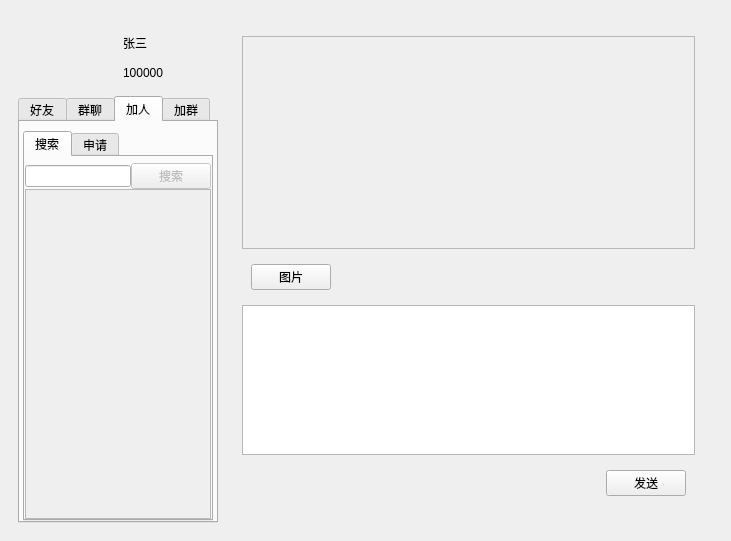
The window that Clinet/yuanLiTalk/mainwindow.ui (StarGazerUmaLuvBai/YuanLiTalk-Clinet) describes before a commit, drawn with Qt 5.
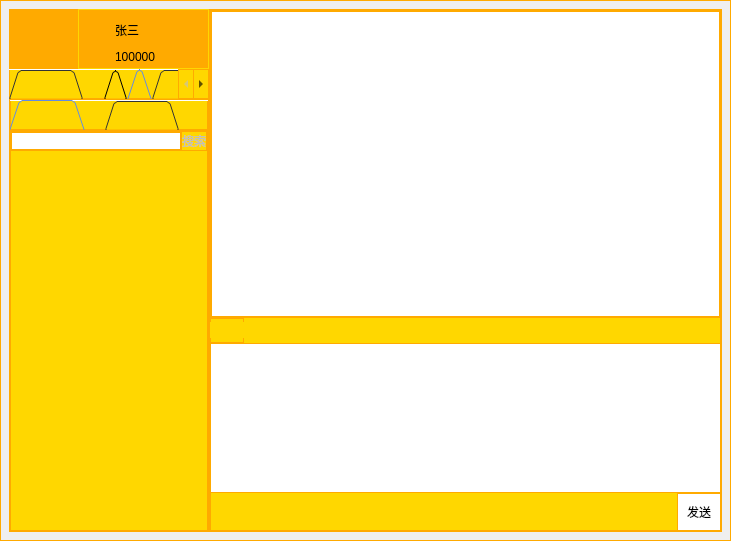
The same window after the commit. The open tabs and pages were chosen to show the change. Icons and pictures are not drawn.

```diff
--- a/Clinet/yuanLiTalk/mainwindow.ui
+++ b/Clinet/yuanLiTalk/mainwindow.ui
@@ -20,6 +20,9 @@
    <string>MainWindow</string>
   </property>
   <widget class="QWidget" name="centralwidget">
+   <property name="styleSheet">
+    <string notr="true">border:1px solid  rgb(255, 170, 0);</string>
+   </property>
    <layout class="QVBoxLayout" name="verticalLayout_3">
     <item>
      <widget class="QWidget" name="widget" native="true">
@@ -35,7 +38,25 @@
         <height>0</height>
        </size>
       </property>
+      <property name="styleSheet">
+       <string notr="true">background-color: rgb(255, 215, 0);</string>
+      </property>
       <layout class="QHBoxLayout" name="horizontalLayout_2">
+       <property name="spacing">
+        <number>0</number>
+       </property>
+       <property name="leftMargin">
+        <number>0</number>
+       </property>
+       <property name="topMargin">
+        <number>0</number>
+       </property>
+       <property name="rightMargin">
+        <number>0</number>
+       </property>
+       <property name="bottomMargin">
+        <number>0</number>
+       </property>
        <item>
         <widget class="QWidget" name="widget_2" native="true">
          <property name="maximumSize">
@@ -68,7 +89,24 @@
               <verstretch>0</verstretch>
              </sizepolicy>
             </property>
+            <property name="styleSheet">
+             <string notr="true">
+border-color: rgb(255, 170, 0);
+background-color: rgb(255, 170, 0);</string>
+            </property>
             <layout class="QHBoxLayout" name="horizontalLayout">
+             <property name="spacing">
+              <number>0</number>
+             </property>
+             <property name="topMargin">
+              <number>0</number>
+             </property>
+             <property name="rightMargin">
+              <number>0</number>
+             </property>
+             <property name="bottomMargin">
+              <number>0</number>
+             </property>
              <item>
               <widget class="QPushButton" name="profile">
                <property name="sizePolicy">
@@ -89,6 +127,11 @@
                  <height>60</height>
                 </size>
                </property>
+               <property name="styleSheet">
+                <string notr="true">border:1px solid  rgb(255, 170, 0);
+border-color: rgb(255, 170, 0);
+background-color: rgb(255, 170, 0);</string>
+               </property>
                <property name="text">
                 <string/>
                </property>
@@ -105,15 +148,28 @@
              </item>
              <item>
               <widget class="QWidget" name="widget_4" native="true">
+               <property name="styleSheet">
+                <string notr="true">border:1px solid  rgb(255, 215, 0);</string>
+               </property>
                <widget class="QLabel" name="label_uid">
                 <property name="geometry">
                  <rect>
                   <x>30</x>
                   <y>40</y>
-                  <width>54</width>
-                  <height>12</height>
+                  <width>61</width>
+                  <height>16</height>
                  </rect>
                 </property>
+                <property name="styleSheet">
+                 <string notr="true">background-color: qlineargradient(spread:pad, x1:0.52, y1:1, x2:0.54, y2:0, 
+stop:0.0112994 rgba(208, 201, 252, 255), 
+color: rgb(208, 201, 255);
+stop:1 rgba(255, 255, 255, 255));
+ 
+border:0px groove gray;border-radius:
+7px;padding:2px 4px;
+</string>
+                </property>
                 <property name="text">
                  <string>100000</string>
                 </property>
@@ -123,10 +179,20 @@
                  <rect>
                   <x>30</x>
                   <y>10</y>
-                  <width>54</width>
-                  <height>12</height>
+                  <width>71</width>
+                  <height>21</height>
                  </rect>
                 </property>
+                <property name="styleSheet">
+                 <string notr="true">background-color: qlineargradient(spread:pad, x1:0.52, y1:1, x2:0.54, y2:0, 
+stop:0.0112994 rgba(208, 201, 252, 255), 
+color: rgb(208, 201, 255);
+stop:1 rgba(255, 255, 255, 255));
+ 
+border:0px groove gray;border-radius:
+7px;padding:2px 4px;
+</string>
+                </property>
                 <property name="text">
                  <string>张三</string>
                 </property>
@@ -150,12 +216,81 @@
               <height>0</height>
              </size>
             </property>
+            <property name="styleSheet">
+             <string notr="true">#tabWidget{
+background-color: rgb(255, 215, 0);}QTabWidget::pane /* The tab widget frame */  
+{
+	border:none;
+ 
+}
+ 
+QTabBar::tab:first		/*第一个页面上面的标签tab*/
+{
+	color:#333333;
+	background:rgb(255, 248, 169);
+	
+	font-family:&quot;微软雅黑&quot;;
+	font-size:10px;
+
+	width:75px;
+	height:30px;
+	margin-left:0px;
+	margin-right:20px;
+}
+ 
+QTabBar::tab:last		/*最后一个页面上面的标签tab*/
+{
+	color:#333333;
+	background:transparent;
+	
+	font-family:&quot;微软雅黑&quot;;
+	font-size:10px;
+
+	width:75px;
+	height:30px;
+	margin-left:0px;
+	margin-right:20px;
+}
+ 
+QTabBar::tab:selected, QTabBar::tab:hover
+{
+	color:#618BE5;
+	background:transparent;
+	
+	font-family:&quot;微软雅黑&quot;;
+	font-size:10px;
+	
+	border-bottom:;
+}
+ 
+QTabWidget::tab-bar {  		/*整个最上面的tab栏*/
+    alignment: left;  
+	top:0px;
+	left:0px;
+	
+} 
+ 
+ 
+#detailWgt, #appealReasonWgt	/*设置下面的单个widget没有边框*/
+{
+	border:none;
+}</string>
+            </property>
+            <property name="tabShape">
+             <enum>QTabWidget::Triangular</enum>
+            </property>
             <property name="currentIndex">
              <number>0</number>
             </property>
+            <property name="documentMode">
+             <bool>true</bool>
+            </property>
+            <property name="tabBarAutoHide">
+             <bool>false</bool>
+            </property>
             <widget class="QWidget" name="Friends">
              <attribute name="title">
-              <string>好友</string>
+              <string/>
              </attribute>
              <layout class="QHBoxLayout" name="horizontalLayout_4">
               <property name="spacing">
@@ -197,7 +332,7 @@
               <enum>Qt::LeftToRight</enum>
              </property>
              <attribute name="title">
-              <string>群聊</string>
+              <string/>
              </attribute>
              <layout class="QHBoxLayout" name="horizontalLayout_5">
               <property name="spacing">
@@ -236,29 +371,98 @@
             </widget>
             <widget class="QWidget" name="addFriend">
              <attribute name="title">
-              <string>加人</string>
+              <string/>
              </attribute>
              <layout class="QVBoxLayout" name="verticalLayout_6">
               <property name="spacing">
                <number>0</number>
               </property>
               <property name="leftMargin">
-               <number>3</number>
+               <number>0</number>
+              </property>
+              <property name="topMargin">
+               <number>0</number>
               </property>
               <property name="rightMargin">
-               <number>3</number>
+               <number>0</number>
               </property>
               <property name="bottomMargin">
                <number>0</number>
               </property>
               <item>
                <widget class="QTabWidget" name="tabWidget_2">
+                <property name="styleSheet">
+                 <string notr="true">#tabWidget{
+background-color: rgb(255, 215, 0);}QTabWidget::pane /* The tab widget frame */  
+{
+	border:none;
+ 
+}
+ 
+QTabBar::tab:first		/*第一个页面上面的标签tab*/
+{
+	color:#333333;
+	background:rgb(255, 248, 169);
+	
+	font-family:&quot;微软雅黑&quot;;
+	font-size:10px;
+
+	width:75px;
+	height:30px;
+	margin-left:0px;
+	margin-right:20px;
+}
+ 
+QTabBar::tab:last		/*最后一个页面上面的标签tab*/
+{
+	color:#333333;
+	background:transparent;
+	
+	font-family:&quot;微软雅黑&quot;;
+	font-size:10px;
+
+	width:75px;
+	height:30px;
+	margin-left:0px;
+	margin-right:20px;
+}
+ 
+QTabBar::tab:selected, QTabBar::tab:hover
+{
+	color:#618BE5;
+	background:transparent;
+	
+	font-family:&quot;微软雅黑&quot;;
+	font-size:10px;
+	
+	border-bottom:;
+}
+ 
+QTabWidget::tab-bar {  		/*整个最上面的tab栏*/
+    alignment: left;  
+	top:0px;
+	left:0px;
+	
+} 
+ 
+ 
+#detailWgt, #appealReasonWgt	/*设置下面的单个widget没有边框*/
+{
+	border:none;
+}</string>
+                </property>
+                <property name="tabShape">
+                 <enum>QTabWidget::Triangular</enum>
+                </property>
                 <property name="currentIndex">
-                 <number>0</number>
+                 <number>1</number>
+                </property>
+                <property name="documentMode">
+                 <bool>true</bool>
                 </property>
                 <widget class="QWidget" name="tab">
                  <attribute name="title">
-                  <string>搜索</string>
+                  <string/>
                  </attribute>
                  <layout class="QVBoxLayout" name="verticalLayout_8">
                   <property name="spacing">
@@ -268,7 +472,7 @@
                    <number>0</number>
                   </property>
                   <property name="topMargin">
-                   <number>6</number>
+                   <number>0</number>
                   </property>
                   <property name="rightMargin">
                    <number>0</number>
@@ -295,7 +499,11 @@
                       <number>0</number>
                      </property>
                      <item>
-                      <widget class="QLineEdit" name="search_friend_key"/>
+                      <widget class="QLineEdit" name="search_friend_key">
+                       <property name="styleSheet">
+                        <string notr="true">background-color: rgb(255, 255, 255);</string>
+                       </property>
+                      </widget>
                      </item>
                      <item>
                       <widget class="QPushButton" name="btn_search">
@@ -312,6 +520,11 @@
                   </item>
                   <item>
                    <widget class="QScrollArea" name="scrollArea_3">
+                    <property name="styleSheet">
+                     <string notr="true">background-color: rgb(255, 215, 0);
+border-top-color: rgb(255, 215, 0);
+border:1px solid  rgb(255, 215, 0);</string>
+                    </property>
                     <property name="widgetResizable">
                      <bool>true</bool>
                     </property>
@@ -320,8 +533,8 @@
                       <rect>
                        <x>0</x>
                        <y>0</y>
-                       <width>180</width>
-                       <height>314</height>
+                       <width>194</width>
+                       <height>372</height>
                       </rect>
                      </property>
                     </widget>
@@ -333,7 +546,7 @@
                 </widget>
                 <widget class="QWidget" name="tab_2">
                  <attribute name="title">
-                  <string>申请</string>
+                  <string/>
                  </attribute>
                  <layout class="QVBoxLayout" name="verticalLayout_10">
                   <property name="spacing">
@@ -376,7 +589,7 @@
             </widget>
             <widget class="QWidget" name="addGroup">
              <attribute name="title">
-              <string>加群</string>
+              <string/>
              </attribute>
              <layout class="QVBoxLayout" name="verticalLayout_7">
               <property name="spacing">
@@ -524,15 +737,53 @@
        <item>
         <widget class="QWidget" name="widget_5" native="true">
          <layout class="QVBoxLayout" name="verticalLayout_2">
+          <property name="spacing">
+           <number>0</number>
+          </property>
+          <property name="leftMargin">
+           <number>0</number>
+          </property>
+          <property name="topMargin">
+           <number>0</number>
+          </property>
+          <property name="rightMargin">
+           <number>0</number>
+          </property>
+          <property name="bottomMargin">
+           <number>0</number>
+          </property>
           <item>
            <widget class="QStackedWidget" name="stackedWidget">
+            <property name="styleSheet">
+             <string notr="true"/>
+            </property>
             <property name="currentIndex">
              <number>0</number>
             </property>
             <widget class="QWidget" name="page">
              <layout class="QVBoxLayout" name="verticalLayout_4">
+              <property name="spacing">
+               <number>0</number>
+              </property>
+              <property name="leftMargin">
+               <number>0</number>
+              </property>
+              <property name="topMargin">
+               <number>0</number>
+              </property>
+              <property name="rightMargin">
+               <number>0</number>
+              </property>
+              <property name="bottomMargin">
+               <number>0</number>
+              </property>
               <item>
                <widget class="QScrollArea" name="Messages">
+                <property name="styleSheet">
+                 <string notr="true">background-color: rgb(255, 255, 255);
+
+</string>
+                </property>
                 <property name="widgetResizable">
                  <bool>true</bool>
                 </property>
@@ -541,8 +792,8 @@
                   <rect>
                    <x>0</x>
                    <y>0</y>
-                   <width>451</width>
-                   <height>194</height>
+                   <width>505</width>
+                   <height>275</height>
                   </rect>
                  </property>
                 </widget>
@@ -557,10 +808,35 @@
                  </size>
                 </property>
                 <layout class="QHBoxLayout" name="horizontalLayout_3">
+                 <property name="spacing">
+                  <number>0</number>
+                 </property>
+                 <property name="leftMargin">
+                  <number>0</number>
+                 </property>
+                 <property name="topMargin">
+                  <number>0</number>
+                 </property>
+                 <property name="rightMargin">
+                  <number>0</number>
+                 </property>
+                 <property name="bottomMargin">
+                  <number>0</number>
+                 </property>
                  <item>
                   <widget class="QPushButton" name="sendPic">
+                   <property name="styleSheet">
+                    <string notr="true">border:1px solid rgb(255, 215, 0);
+
+
+</string>
+                   </property>
                    <property name="text">
-                    <string>图片</string>
+                    <string/>
+                   </property>
+                   <property name="icon">
+                    <iconset resource="image.qrc">
+                     <normaloff>:/img/photo.png</normaloff>:/img/photo.png</iconset>
                    </property>
                   </widget>
                  </item>
@@ -581,6 +857,11 @@
                   <height>150</height>
                  </size>
                 </property>
+                <property name="styleSheet">
+                 <string notr="true">background-color: rgb(255, 255, 255);
+
+</string>
+                </property>
                </widget>
               </item>
               <item alignment="Qt::AlignRight">
@@ -597,9 +878,22 @@
                   <height>20</height>
                  </size>
                 </property>
+                <property name="styleSheet">
+                 <string notr="true">background-color: rgb(255, 255, 255);
+
+</string>
+                </property>
                 <layout class="QVBoxLayout" name="verticalLayout_5">
                  <item>
                   <widget class="QPushButton" name="sendMsg">
+                   <property name="styleSheet">
+                    <string notr="true">background-color: rgb(255, 255, 255);
+
+border:1px solid rgb(255, 255, 255);
+
+
+</string>
+                   </property>
                    <property name="text">
                     <string>发送</string>
                    </property>
```
Left out of the diff: 97 changed lines with no effect on the pictures.
